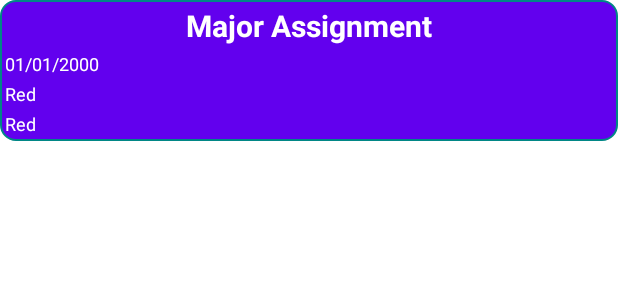
After one commit to ALentini222/COMP3025Assignment, an Android app: the layout ski_project.xml on its own in the app's theme, with its tools: preview values and no code run, on a phone screen of 412 x 824 dp. The commit adds this screen. Shown: the top 300 px of the screen. Run offline under Robolectric (Android 15) with nearby library versions, the phone set to English and light mode, and no system bars.

Commit message:
Recycler View Setup with adapter not quite working.  need to add details to each item on click

```diff
--- /dev/null
+++ b/app/src/main/res/drawable/background.xml
@@ -0,0 +1,6 @@
+<?xml version="1.0" encoding="utf-8"?>
+<shape xmlns:android="http://schemas.android.com/apk/res/android">
+    <solid android:color="@color/purple_500"/>
+    <stroke android:width="1dp" android:color="@color/teal_700"/>
+    <corners android:radius="10dp"/>
+</shape>
--- /dev/null
+++ b/app/src/main/res/drawable/background_selected.xml
@@ -0,0 +1,6 @@
+<?xml version="1.0" encoding="utf-8"?>
+<shape xmlns:android="http://schemas.android.com/apk/res/android">
+    <solid android:color="@color/purple_700"/>
+    <stroke android:width="1dp" android:color="@color/teal_700"/>
+    <corners android:radius="10dp"/>
+</shape>
--- /dev/null
+++ b/app/src/main/res/drawable/project_selector.xml
@@ -0,0 +1,5 @@
+<?xml version="1.0" encoding="utf-8"?>
+<selector xmlns:android="http://schemas.android.com/apk/res/android">
+    <item android:drawable="@drawable/background_selected" android:state_pressed="true"/>
+    <item android:drawable="@drawable/background"/>
+</selector>
--- /dev/null
+++ b/app/src/main/res/layout/ski_project.xml
@@ -0,0 +1,57 @@
+<?xml version="1.0" encoding="utf-8"?>
+<android.widget.LinearLayout xmlns:android="http://schemas.android.com/apk/res/android"
+    android:layout_width="match_parent"
+    android:layout_height="wrap_content"
+    xmlns:tools="http://schemas.android.com/tools"
+    android:background="@drawable/project_selector"
+    android:orientation="vertical"
+    android:clickable="true"
+    android:focusable="true">
+    <TextView
+        android:id="@+id/skiTextView"
+        android:layout_width="match_parent"
+        android:layout_height="wrap_content"
+        tools:text="Major Assignment"
+        android:gravity="center_horizontal"
+        android:textSize="20sp"
+        android:padding="3dp"
+        android:textStyle="bold"
+        android:textColor="@color/white"/>
+
+    <TextView
+        android:id="@+id/dateTextView"
+        android:layout_width="wrap_content"
+        android:layout_height="match_parent"
+        tools:text="@string/_01_01_2000"
+        android:gravity="center_vertical"
+        android:textSize="12sp"
+        android:paddingStart="3dp"
+        android:paddingEnd="3dp"
+        android:paddingBottom="3dp"
+        android:textColor="@color/white"
+        />
+    <TextView
+        android:id="@+id/glideTextView"
+        android:layout_width="wrap_content"
+        android:layout_height="match_parent"
+        tools:text="Red"
+        android:gravity="center_vertical"
+        android:textSize="12sp"
+        android:paddingStart="3dp"
+        android:paddingEnd="3dp"
+        android:paddingBottom="3dp"
+        android:textColor="@color/white"
+        />
+    <TextView
+        android:id="@+id/gripTextView"
+        android:layout_width="wrap_content"
+        android:layout_height="match_parent"
+        tools:text="Red"
+        android:gravity="center_vertical"
+        android:textSize="12sp"
+        android:paddingStart="3dp"
+        android:paddingEnd="3dp"
+        android:paddingBottom="3dp"
+        android:textColor="@color/white"
+        />
+</android.widget.LinearLayout>
```
Also changed, not shown: app/src/main/java/com/lakehead1141007/comp3025assignment/DetailedWaxLogActivity.kt (+12 -5 lines), app/src/main/java/com/lakehead1141007/comp3025assignment/ProjectAdapter.kt (added, +49 -0 lines), app/src/main/res/layout/activity_detailed_wax_log.xml (+12 -0 lines).
